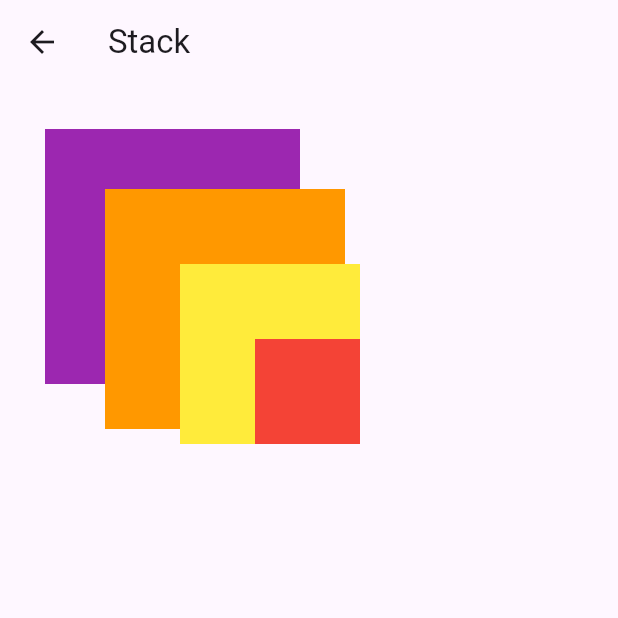
After one commit to oseoooojin/online_lecture_smwu, a Flutter app: the screen it shows after launch, after a tap on "Stack", on a phone screen of 412 x 824 dp, the top half of it. The commit adds this screen. Run offline on Flutter 3.47's test engine with Material 3 defaults, Android fonts, the phone set to English and light mode, and no system bars.

Commit message:
stack_screen.dart 추가

```diff
--- a/lib/screen/button_screen.dart
+++ b/lib/screen/button_screen.dart
@@ -10,6 +10,7 @@ import 'package:smwu/screen/row/row_screen.dart';
 import 'package:smwu/screen/column_screen.dart';
 import 'package:smwu/screen/text/text_practice_screen.dart';
 import 'package:smwu/screen/text/text_screen.dart';
+import 'package:smwu/screen/stack/stack_screen.dart';
 
 class ButtonScreen extends StatelessWidget {
   const ButtonScreen({super.key});
@@ -20,6 +21,7 @@ class ButtonScreen extends StatelessWidget {
     //Column: 세로로 위젯을 나열
     return Scaffold(
       body: SafeArea(
+        child: SingleChildScrollView(
           child: Column(
             crossAxisAlignment: CrossAxisAlignment.stretch,
             children: [
@@ -123,7 +125,18 @@ class ButtonScreen extends StatelessWidget {
                     ));
                   },
                   child: Text("Image")),
+              SizedBox(height: 10),
+              ElevatedButton(
+                  onPressed: () {
+                    Navigator.push(context, MaterialPageRoute(
+                      builder: (context) {
+                        return StackScreen();
+                      },
+                    ));
+                  },
+                  child: Text("Stack")),
             ],
+          ),
         ),
       ),
     );
--- /dev/null
+++ b/lib/screen/stack/stack_screen.dart
@@ -0,0 +1,60 @@
+
+
+import 'package:flutter/material.dart';
+
+class StackScreen extends StatelessWidget {
+  const StackScreen({super.key});
+
+  @override
+  Widget build(BuildContext context) {
+    return Scaffold(
+      appBar: AppBar(title: Text("Stack"),),
+      body: SizedBox(
+        width: double.infinity,
+        height: double.infinity,
+        child: Stack(
+          children: [
+            //Stack 내부에서 사용 가능
+            Positioned(
+              top: 30,
+              left: 30,
+              child: Container(
+                color: Colors.purple,
+                width: 170,
+                height: 170,
+              ),
+            ),
+            Positioned(
+              top: 70,
+              left: 70,
+              child: Container(
+                color: Colors.orange,
+                width: 160,
+                height: 160,
+
+              ),
+            ),
+            Positioned(
+              top: 120,
+              left: 120,
+              child: Container(
+                color: Colors.yellow,
+                width: 120,
+                height: 120,
+              ),
+            ),
+            Positioned(
+              top: 170,
+              left: 170,
+              child: Container(
+                color: Colors.red,
+                width: 70,
+                height: 70,
+              ),
+            )
+          ],
+        ),
+      ),
+    );
+  }
+}
```
Lines whose indentation alone changed are shown as unchanged.
